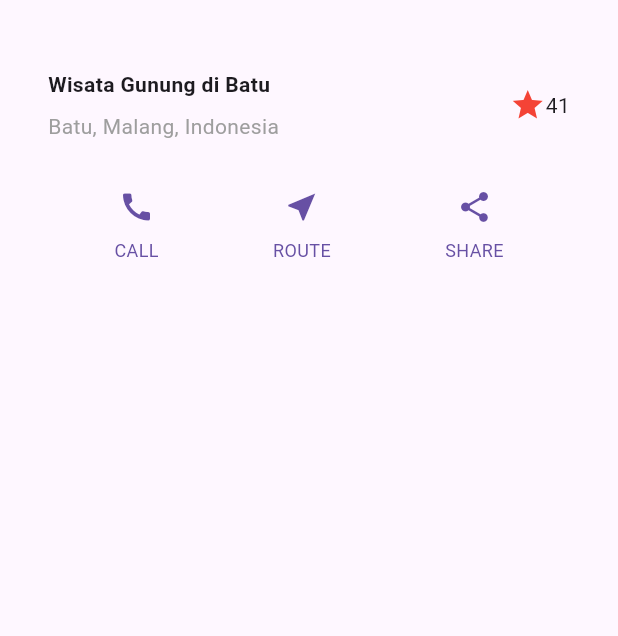
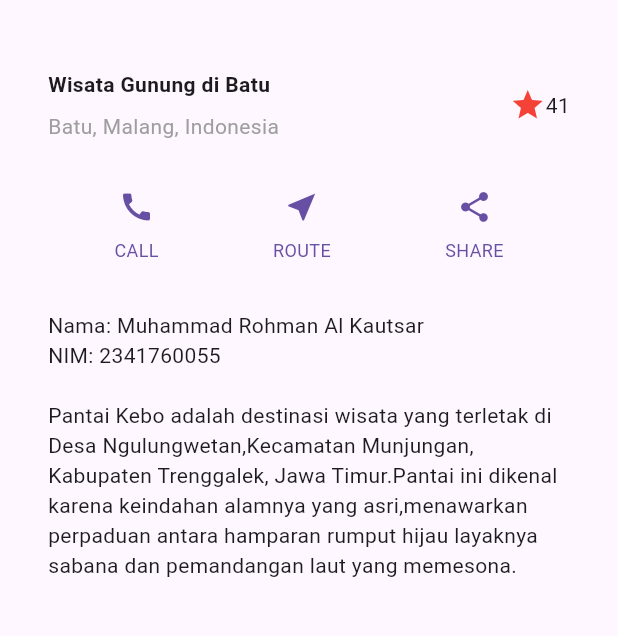
Before and after one commit to rohmanalka/layout_flutter, a Flutter app: the screen it shows after launch, on a phone screen of 412 x 824 dp, the part 63-699 px from its top. Run offline on Flutter 3.47's test engine with Material 3 defaults, Android fonts, the phone set to English and light mode, and no system bars.

Commit message:
feat: implement text section

```diff
--- a/lib/main.dart
+++ b/lib/main.dart
@@ -49,11 +49,24 @@ class MyApp extends StatelessWidget {
       ],
     );
 
+    Widget textSection = Container(
+      padding: const EdgeInsets.all(32),
+      child: const Text(
+        'Nama: Muhammad Rohman Al Kautsar\n'
+        'NIM: 2341760055\n\n'
+        'Pantai Kebo adalah destinasi wisata yang terletak di Desa Ngulungwetan,'
+        'Kecamatan Munjungan, Kabupaten Trenggalek, Jawa Timur.'
+        'Pantai ini dikenal karena keindahan alamnya yang asri,'
+        'menawarkan perpaduan antara hamparan rumput hijau layaknya sabana dan pemandangan laut yang memesona.',
+        softWrap: true,
+      ),
+    );
+
     return MaterialApp(
       title: 'Flutter layout: Muhammad Rohman Al K / 2341760055',
       home: Scaffold(
         appBar: AppBar(title: const Text('Flutter layout demo')),
-        body: Column(children: [titleSection, buttonSection]),
+        body: Column(children: [titleSection, buttonSection, textSection]),
       ),
     );
   }
```
